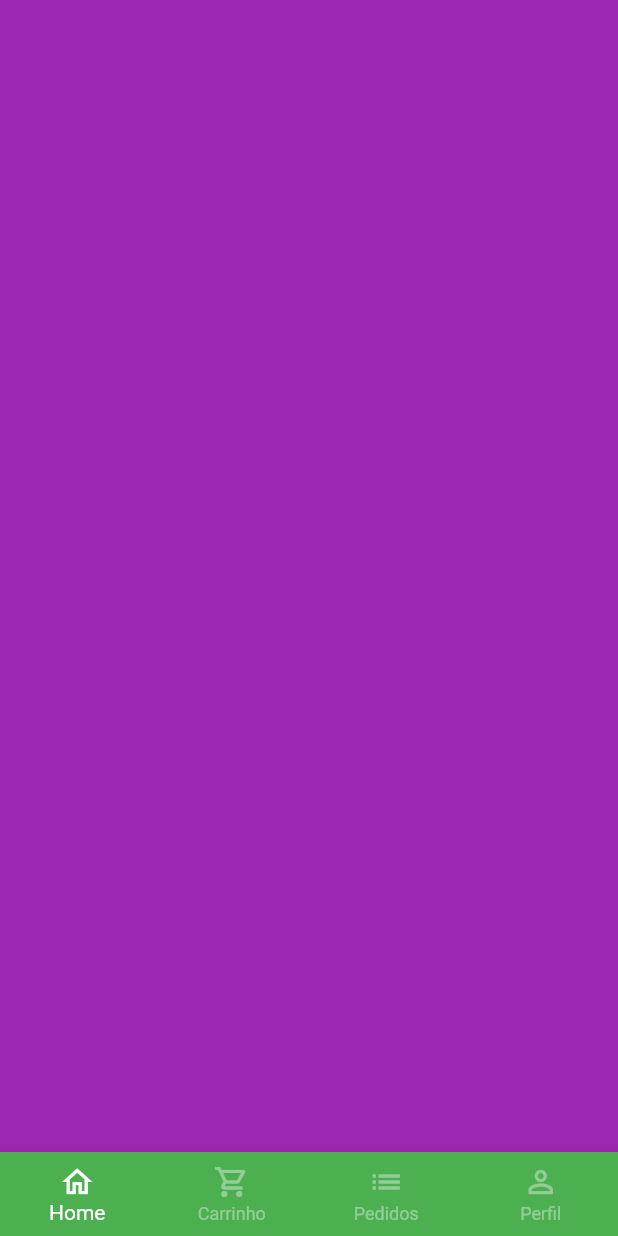
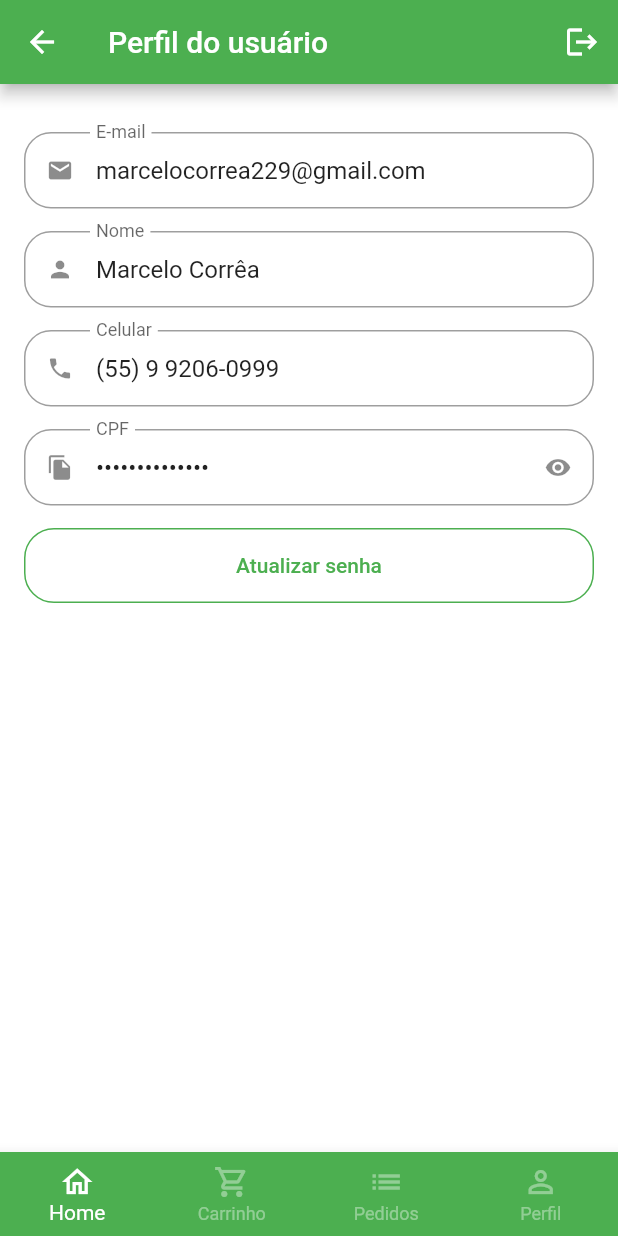
Before and after one commit to MarceloSantosCorrea/flutter-greengrocer, a Flutter app: the BaseScreen screen opened directly, swiped to page 4, on a phone screen of 412 x 824 dp. Run offline on Flutter 3.47's test engine with Material 2 defaults, Android fonts, the phone set to English and light mode, and no system bars; our stand-ins replace animated_text_kit, badges, mask_text_input_formatter.

Commit message:
Flutter UI: Tela de Perfil

```diff
--- a/lib/src/config/app_data.dart
+++ b/lib/src/config/app_data.dart
@@ -1,5 +1,6 @@
 import 'package:greengrocer/src/models/cart_item_model.dart';
 import 'package:greengrocer/src/models/item_model.dart';
+import 'package:greengrocer/src/models/user_model.dart';
 
 ItemModel apple = ItemModel(
   description:
@@ -87,3 +88,11 @@ List<CartItemModel> cartItems = [
     quantity: 3,
   ),
 ];
+
+UserModel user = UserModel(
+  name: 'Marcelo Corrêa',
+  cpf: '817.714.010-87',
+  email: 'marcelocorrea229@gmail.com',
+  phone: '(55) 9 9206-0999',
+  password: '',
+);
--- a/lib/src/pages/auth/sign_in_screen.dart
+++ b/lib/src/pages/auth/sign_in_screen.dart
@@ -1,7 +1,7 @@
 import 'package:animated_text_kit/animated_text_kit.dart';
 import 'package:flutter/material.dart';
 import 'package:greengrocer/src/config/custom_colors.dart';
-import 'package:greengrocer/src/pages/auth/components/custom_text_field.dart';
+import 'package:greengrocer/src/pages/common_widgets/custom_text_field.dart';
 import 'package:greengrocer/src/pages/auth/sign_up_screen.dart';
 import 'package:greengrocer/src/pages/base/base_screen.dart';
 
--- a/lib/src/pages/auth/sign_up_screen.dart
+++ b/lib/src/pages/auth/sign_up_screen.dart
@@ -1,6 +1,6 @@
 import 'package:flutter/material.dart';
 import 'package:greengrocer/src/config/custom_colors.dart';
-import 'package:greengrocer/src/pages/auth/components/custom_text_field.dart';
+import 'package:greengrocer/src/pages/common_widgets/custom_text_field.dart';
 import 'package:mask_text_input_formatter/mask_text_input_formatter.dart';
 
 class SignUpScreen extends StatefulWidget {
--- a/lib/src/pages/base/base_screen.dart
+++ b/lib/src/pages/base/base_screen.dart
@@ -1,6 +1,7 @@
 import 'package:flutter/material.dart';
 import 'package:greengrocer/src/pages/cart/cart_tab.dart';
 import 'package:greengrocer/src/pages/home/home_tab.dart';
+import 'package:greengrocer/src/pages/profile/profile_tab.dart';
 
 class BaseScreen extends StatefulWidget {
   const BaseScreen({Key? key}) : super(key: key);
@@ -21,9 +22,9 @@ class _BaseScreenState extends State<BaseScreen> {
         controller: pageController,
         children: [
           const HomeTab(),
-          CartTab(),
+          const CartTab(),
           Container(color: Colors.blue),
-          Container(color: Colors.purple),
+          const ProfileTab(),
         ],
       ),
       bottomNavigationBar: BottomNavigationBar(
--- a/lib/src/pages/cart/cart_tab.dart
+++ b/lib/src/pages/cart/cart_tab.dart
@@ -89,7 +89,7 @@ class _CartTabState extends State<CartTab> {
                     style: ElevatedButton.styleFrom(
                       primary: CustomColors.customSwatchColor,
                       shape: RoundedRectangleBorder(
-                        borderRadius: BorderRadius.circular(16),
+                        borderRadius: BorderRadius.circular(18),
                       ),
                     ),
                     onPressed: () async {
--- a/lib/src/pages/auth/components/custom_text_field.dart
+++ b/lib/src/pages/common_widgets/custom_text_field.dart
@@ -6,12 +6,17 @@ class CustomTextField extends StatefulWidget {
   final String label;
   final bool isSecret;
   final List<TextInputFormatter>? inputFormatters;
+  final String? initialValue;
+  final bool readOnly;
+
   const CustomTextField({
     Key? key,
     required this.icon,
     required this.label,
     this.isSecret = false,
     this.inputFormatters,
+    this.initialValue,
+    this.readOnly = false,
   }) : super(key: key);
 
   @override
@@ -32,6 +37,8 @@ class _CustomTextFieldState extends State<CustomTextField> {
     return Padding(
       padding: const EdgeInsets.only(bottom: 15),
       child: TextFormField(
+        readOnly: widget.readOnly,
+        initialValue: widget.initialValue,
         inputFormatters: widget.inputFormatters,
         obscureText: isObscure,
         decoration: InputDecoration(
--- /dev/null
+++ b/lib/src/pages/profile/profile_tab.dart
@@ -0,0 +1,165 @@
+import 'package:flutter/material.dart';
+import 'package:greengrocer/src/pages/common_widgets/custom_text_field.dart';
+import 'package:greengrocer/src/config/app_data.dart' as app_data;
+
+class ProfileTab extends StatefulWidget {
+  const ProfileTab({Key? key}) : super(key: key);
+
+  @override
+  State<ProfileTab> createState() => _ProfileTabState();
+}
+
+class _ProfileTabState extends State<ProfileTab> {
+  @override
+  Widget build(BuildContext context) {
+    return Scaffold(
+      appBar: AppBar(
+        title: const Text('Perfil do usuário'),
+        actions: [
+          IconButton(
+            onPressed: () {},
+            icon: const Icon(Icons.logout),
+          ),
+        ],
+      ),
+      body: ListView(
+        physics: const BouncingScrollPhysics(),
+        padding: const EdgeInsets.fromLTRB(16, 32, 16, 16),
+        children: [
+          // Email
+          CustomTextField(
+            readOnly: true,
+            initialValue: app_data.user.email,
+            icon: Icons.email,
+            label: 'E-mail',
+          ),
+
+          // Nome
+          CustomTextField(
+            readOnly: true,
+            initialValue: app_data.user.name,
+            icon: Icons.person,
+            label: 'Nome',
+          ),
+
+          // Phone
+          CustomTextField(
+            readOnly: true,
+            initialValue: app_data.user.phone,
+            icon: Icons.phone,
+            label: 'Celular',
+          ),
+
+          // CPF
+          CustomTextField(
+            readOnly: true,
+            initialValue: app_data.user.cpf,
+            icon: Icons.file_copy,
+            label: 'CPF',
+            isSecret: true,
+          ),
+
+          // Botão para atualizar a senha
+          SizedBox(
+            height: 50,
+            child: OutlinedButton(
+              style: OutlinedButton.styleFrom(
+                side: const BorderSide(
+                  color: Colors.green,
+                ),
+                shape: RoundedRectangleBorder(
+                  borderRadius: BorderRadius.circular(20),
+                ),
+              ),
+              onPressed: () {
+                updatePassword();
+              },
+              child: const Text('Atualizar senha'),
+            ),
+          ),
+        ],
+      ),
+    );
+  }
+
+  Future<bool?> updatePassword() {
+    return showDialog(
+      context: context,
+      builder: (context) {
+        return Dialog(
+          shape: RoundedRectangleBorder(
+            borderRadius: BorderRadius.circular(20),
+          ),
+          child: Stack(
+            children: [
+              Padding(
+                padding: const EdgeInsets.all(16),
+                child: Column(
+                  crossAxisAlignment: CrossAxisAlignment.stretch,
+                  mainAxisSize: MainAxisSize.min,
+                  children: [
+                    Padding(
+                      padding: const EdgeInsets.symmetric(vertical: 12),
+                      child: Text(
+                        'Atualização de senha',
+                        textAlign: TextAlign.center,
+                        style: TextStyle(
+                          fontSize: 18,
+                          fontWeight: FontWeight.bold,
+                        ),
+                      ),
+                    ),
+
+                    // Senha Atual
+                    CustomTextField(
+                      isSecret: true,
+                      icon: Icons.lock,
+                      label: 'Senha atual',
+                    ),
+
+                    // Nova Senha
+                    CustomTextField(
+                      isSecret: true,
+                      icon: Icons.lock_outline,
+                      label: 'Nova senha',
+                    ),
+
+                    // Confirmar Nova Senha
+                    CustomTextField(
+                      isSecret: true,
+                      icon: Icons.lock_outline,
+                      label: 'Confirmar nova senha',
+                    ),
+
+                    // Botão de Confirmação
+                    SizedBox(
+                      height: 45,
+                      child: ElevatedButton(
+                        style: ElevatedButton.styleFrom(
+                            shape: RoundedRectangleBorder(
+                          borderRadius: BorderRadius.circular(20),
+                        )),
+                        onPressed: () {},
+                        child: const Text('Atualizar'),
+                      ),
+                    ),
+                  ],
+                ),
+              ),
+              Positioned(
+                top: 5,
+                right: 5,
+                child: IconButton(
+                  onPressed: () {
+                    Navigator.of(context).pop();
+                  },
+                  icon: const Icon(Icons.close),
+                ),
+              ),
+            ],
+          ),
+        );
+      },
+    );
+  }
+}
```
Also changed, not shown: lib/src/models/user_model.dart (added, +15 -0 lines).
